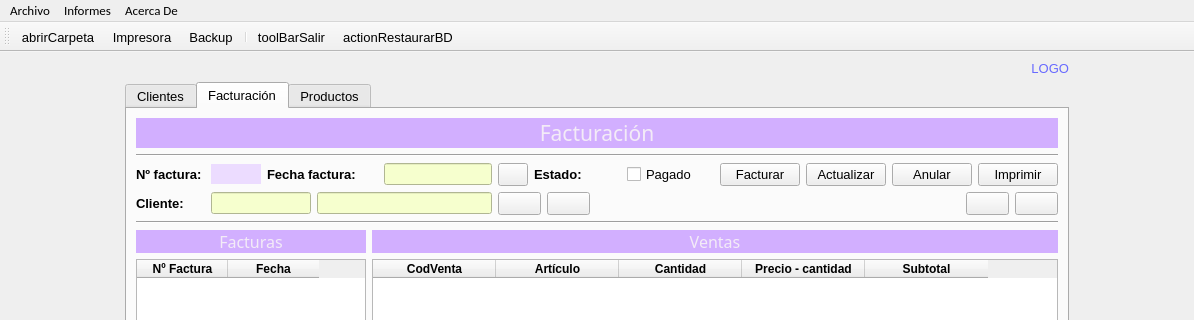
cegola/GOMEZLANGE, file ventana.ui: the form before one commit; both pictures show x 0 to 1194 and y 0 to 320 of the 1194 by 831 pixel window.
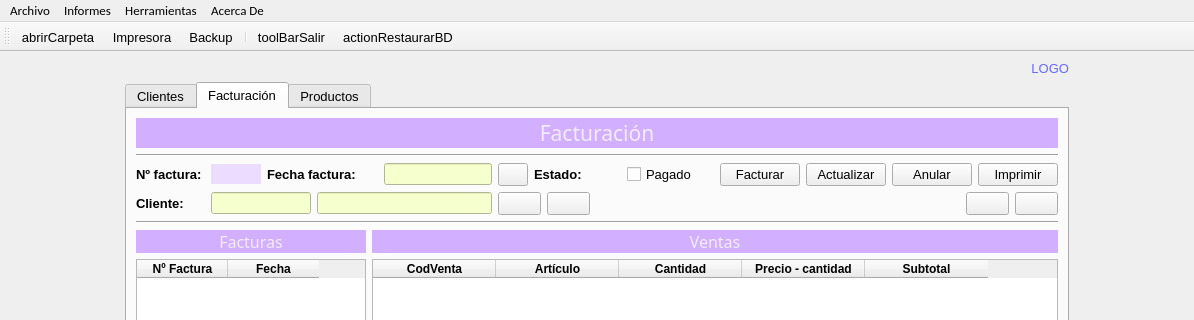
The form after the commit. Icons and pictures are not drawn.

The edit to the form file:
```diff
--- a/ventana.ui
+++ b/ventana.ui
@@ -2126,8 +2126,18 @@
     <addaction name="separator"/>
     <addaction name="actionFacturasCli"/>
    </widget>
+   <widget class="QMenu" name="menuHerramientas">
+    <property name="title">
+     <string>Herramientas</string>
+    </property>
+    <addaction name="actionImportar_datos"/>
+    <addaction name="separator"/>
+    <addaction name="actionCrear_backup"/>
+    <addaction name="actionCargar_backup"/>
+   </widget>
    <addaction name="menuArchivo"/>
    <addaction name="menuInformes"/>
+   <addaction name="menuHerramientas"/>
    <addaction name="menuAcerca_De"/>
   </widget>
   <widget class="QStatusBar" name="statusbar">
```
Left out of the diff: 15 changed lines with no effect on the pictures.
